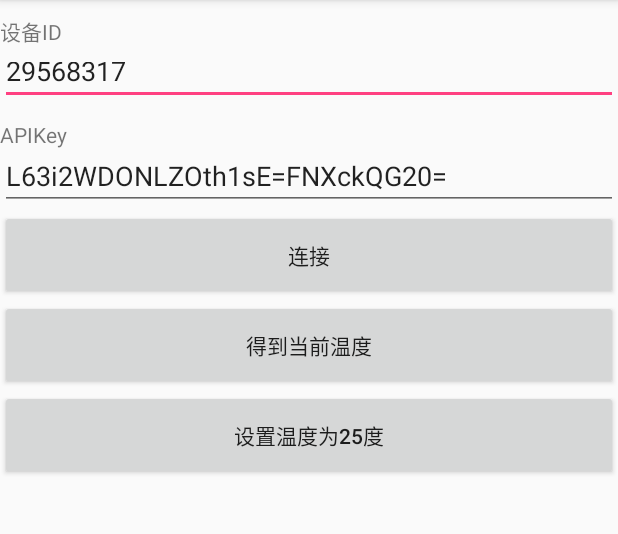
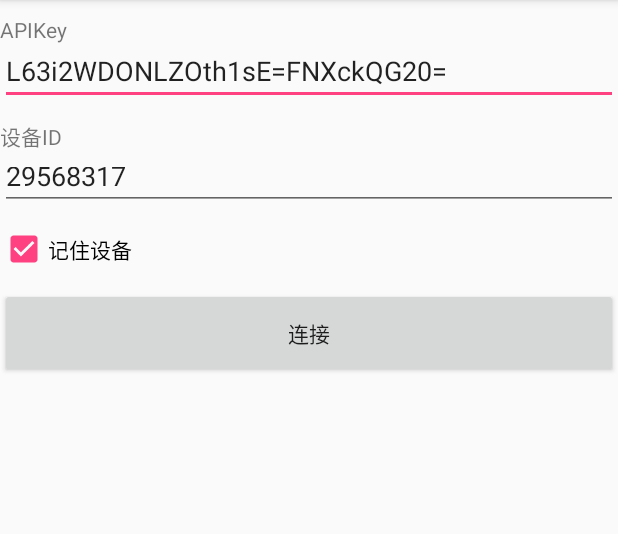
Before and after one commit to regaliastar/HeatControler, an Android app: the screen it shows after launch (ConnectActivity), on a phone screen of 412 x 824 dp, the part 84-618 px from its top. Run offline under Robolectric (Android 15) with nearby library versions, the phone set to English and light mode, and no system bars.

Commit message:
测试版v1.0

```diff
--- a/app/src/main/java/com/example/heatcontroler/Activity/ConnectActivity.java
+++ b/app/src/main/java/com/example/heatcontroler/Activity/ConnectActivity.java
@@ -22,10 +22,8 @@ public class ConnectActivity extends AppCompatActivity {
     EditText deviceId;
     EditText apiKey;
     Button connectBtn;
-    Button getTempBtn;
-    Button setTempBtn;
+
     final String TAG = "ConnectActivity";
-    final String PID = "130185";
     final String APIKEY = "L63i2WDONLZOth1sE=FNXckQG20=";
     final String DEVICEID = "29568317";
 
@@ -52,37 +50,6 @@ public class ConnectActivity extends AppCompatActivity {
             }
         });
 
-        getTempBtn = findViewById(R.id.getTemp);
-        getTempBtn.setOnClickListener(new View.OnClickListener() {
-            @Override
-            public void onClick(View view) {
-                HttpUtil httpUtil = new HttpUtil();
-                int count = 1;
-                httpUtil.setGetTemperatureCallBack(new ICallBack() {
-                    @Override
-                    public void postExec(String result) {
-                        String value = QuickToolsUtil.getTemperatureValue(result);
-                        Log.d(TAG,value);
-                    }
-                });
-                httpUtil.getTemperature(APIKEY,DEVICEID,count);
-
-            }
-        });
-
-        setTempBtn = findViewById(R.id.setTemp);
-        setTempBtn.setOnClickListener(new View.OnClickListener() {
-            @Override
-            public void onClick(View view) {
-                String temp = "25";
-                String json = "{'temperature':"+temp+"}";
-                HttpUtil httpUtil = new HttpUtil();
-                httpUtil.setTemperature(APIKEY,DEVICEID,json);
-            }
-        });
     }
 
-    private void Connecting(){
-
-    }
 }
--- a/app/src/main/java/com/example/heatcontroler/Activity/SetTempActivity.java
+++ b/app/src/main/java/com/example/heatcontroler/Activity/SetTempActivity.java
@@ -135,7 +135,7 @@ public class SetTempActivity extends AppCompatActivity implements NavigationView
 
         if (0 != musicProgressBar.getProgress()){
             //
-            Toast.makeText(this, "您选择了 "+musicProgressBar.getTemperature()+"℃", Toast.LENGTH_SHORT).show();
+            Toast.makeText(this, "您设置了 "+musicProgressBar.getTemperature()+"℃", Toast.LENGTH_SHORT).show();
             HttpUtil httpUtil = new HttpUtil();
             String json = "{'temperature':"+musicProgressBar.getTemperature()+"}";
             httpUtil.setTemperature(AppContext.getAPIKEY(),AppContext.getDEVICEID(),json);
--- a/app/src/main/res/layout/activity_connect.xml
+++ b/app/src/main/res/layout/activity_connect.xml
@@ -6,6 +6,21 @@
     android:layout_height="match_parent"
     android:orientation="vertical"
     tools:context="com.example.heatcontroler.Activity.ConnectActivity">
+
+    <LinearLayout
+        android:layout_marginTop="10dp"
+        android:orientation="vertical"
+        android:layout_width="match_parent"
+        android:layout_height="60dp">
+        <TextView
+            android:text="APIKey"
+            android:layout_width="wrap_content"
+            android:layout_height="wrap_content" />
+        <EditText
+            android:id="@+id/apiKey"
+            android:layout_width="match_parent"
+            android:layout_height="wrap_content" />
+    </LinearLayout>
 
     <LinearLayout
         android:layout_marginTop="10dp"
@@ -22,20 +37,13 @@
             android:layout_height="wrap_content" />
     </LinearLayout>
 
-    <LinearLayout
+    <CheckBox
+        android:checked="true"
         android:layout_marginTop="10dp"
-        android:orientation="vertical"
+        android:layout_marginBottom="10dp"
+        android:text="记住设备"
         android:layout_width="match_parent"
-        android:layout_height="60dp">
-        <TextView
-            android:text="APIKey"
-            android:layout_width="wrap_content"
-            android:layout_height="wrap_content" />
-        <EditText
-            android:id="@+id/apiKey"
-            android:layout_width="match_parent"
-            android:layout_height="wrap_content" />
-    </LinearLayout>
+        android:layout_height="wrap_content" />
 
     <Button
         android:id="@+id/connectBtn"
@@ -44,14 +52,5 @@
         android:layout_height="60dp" />
 
     <!--以下均作为测试！！-->
-    <Button
-        android:id="@+id/getTemp"
-        android:text="得到当前温度"
-        android:layout_width="match_parent"
-        android:layout_height="60dp" />
-    <Button
-        android:id="@+id/setTemp"
-        android:text="设置温度为25度"
-        android:layout_width="match_parent"
-        android:layout_height="60dp" />
+
 </LinearLayout>
--- a/app/src/main/res/layout/nav_header_main.xml
+++ b/app/src/main/res/layout/nav_header_main.xml
@@ -24,6 +24,6 @@
         android:id="@+id/textView"
         android:layout_width="wrap_content"
         android:layout_height="wrap_content"
-        android:text="Version 1.0" />
+        android:text="测试版version 1.0" />
 
 </LinearLayout>
```
Also changed, not shown: app/src/main/java/com/example/heatcontroler/Activity/StateActivity.java (+3 -10 lines).
